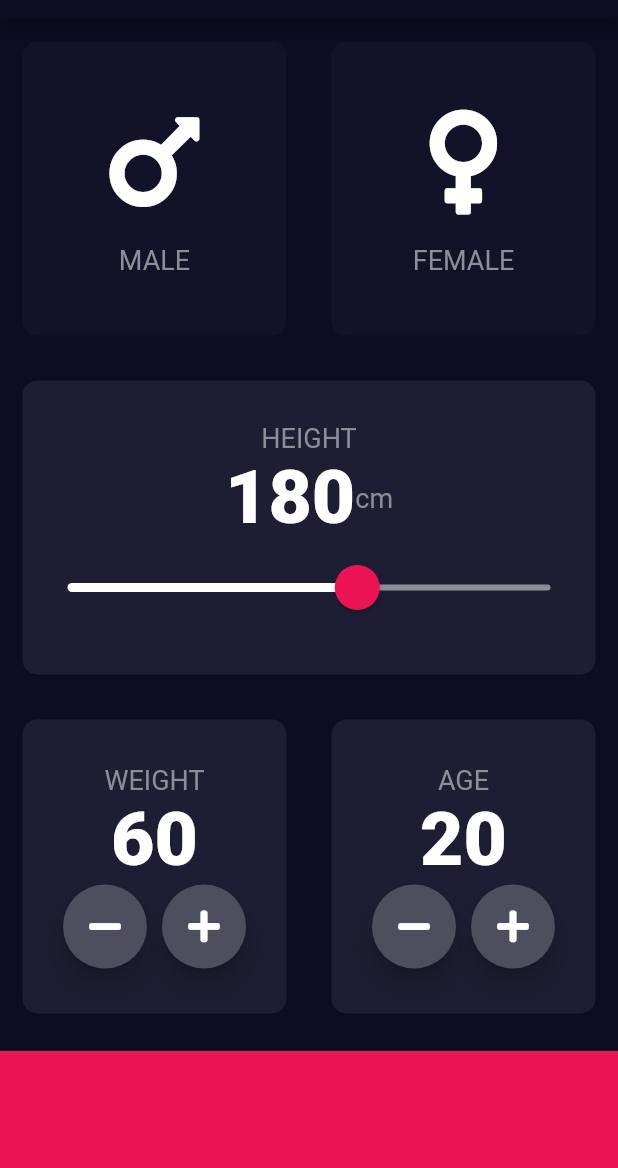
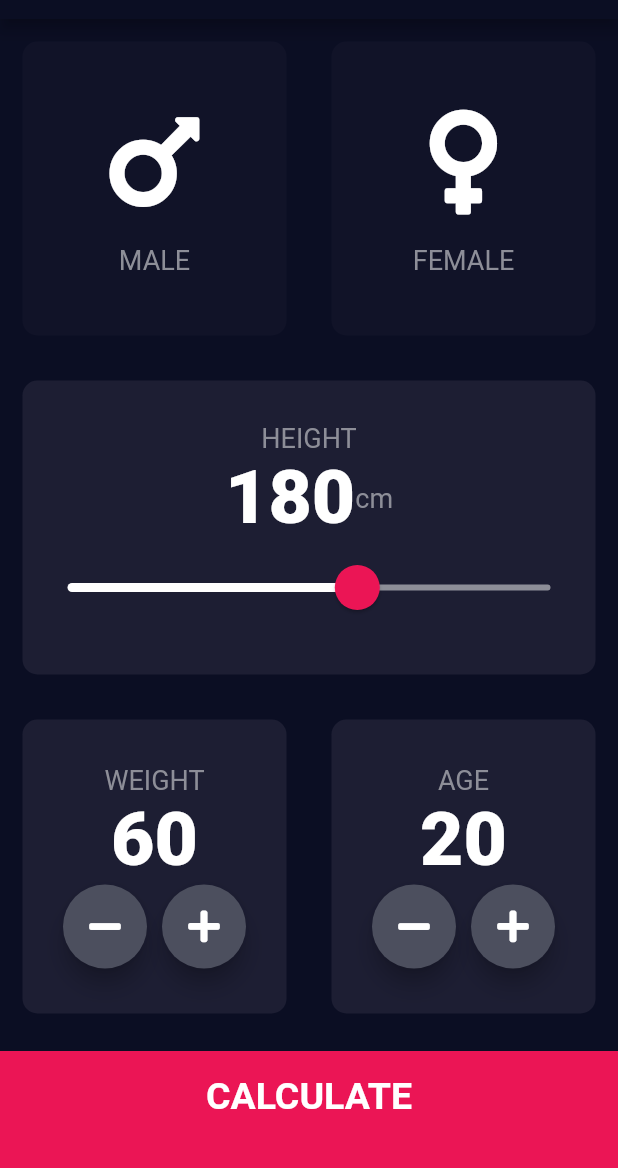
Before and after one commit to lonelywolfomega/BMI-calculator, a Flutter app: the screen it shows after launch, on a phone screen of 412 x 824 dp, the part 65-1233 px from its top. Run offline on Flutter 3.47's test engine with Material 2 defaults, Android fonts, the phone set to English and light mode, and no system bars; our stand-ins replace font_awesome_flutter.

Commit message:
app finished

```diff
--- /dev/null
+++ b/lib/bottom_button.dart
@@ -0,0 +1,29 @@
+import 'package:flutter/material.dart';
+import 'constants.dart';
+
+class BottomButton extends StatelessWidget {
+  BottomButton({@required this.onTap, @required this.buttonTitle});
+
+  final Function onTap;
+  final String buttonTitle;
+
+  @override
+  Widget build(BuildContext context) {
+    return GestureDetector(
+      onTap: onTap,
+      child: Container(
+        child: Center(
+          child: Text(
+            buttonTitle,
+            style: kLargeButtonTextStyle,
+          ),
+        ),
+        color: kBottomContainerColor,
+        margin: EdgeInsets.only(top: 10),
+        padding: EdgeInsets.only(bottom: 20),
+        width: double.infinity,
+        height: kBottomContainerHeight,
+      ),
+    );
+  }
+}
--- a/lib/input_page.dart
+++ b/lib/input_page.dart
@@ -1,10 +1,14 @@
 import 'dart:ui';
-
+import 'bottom_button.dart';
+import 'package:bmi_calculator/results_page.dart';
 import 'package:flutter/material.dart';
 import 'package:font_awesome_flutter/font_awesome_flutter.dart';
 import 'icon_content.dart';
 import 'reusable_card.dart';
 import 'constants.dart';
+import 'results_page.dart';
+import 'round_icon_button.dart';
+import 'calculator_brain.dart';
 
 enum Gender {
   male,
@@ -202,35 +206,23 @@ class _InputPageState extends State<InputPage> {
                 )),
               ],
             )),
-            Container(
-              color: kBottomContainerColor,
-              margin: EdgeInsets.only(top: 10),
-              width: double.infinity,
-              height: kBottomContainerHeight,
+            BottomButton(
+              buttonTitle: 'CALCULATE',
+              onTap: () {
+                CalculatorBrain calc =
+                    CalculatorBrain(height: height, weight: weight);
+
+                Navigator.push(
+                    context,
+                    MaterialPageRoute(
+                        builder: (context) => ResultsPage(
+                              bmiResult: calc.calculateBMI(),
+                              resultText: calc.getResult(),
+                              interpretation: calc.getInterpretation(),
+                            )));
+              },
             ),
           ],
         ));
   }
 }
-
-class RoundIconButton extends StatelessWidget {
-  RoundIconButton({@required this.icon, @required this.onPressed});
-
-  final IconData icon;
-  final Function onPressed;
-
-  @override
-  Widget build(BuildContext context) {
-    return RawMaterialButton(
-      child: Icon(icon),
-      onPressed: onPressed,
-      elevation: 6,
-      constraints: BoxConstraints.tightFor(
-        width: 56,
-        height: 56,
-      ),
-      shape: CircleBorder(),
-      fillColor: Color(0xFF4C4F5E),
-    );
-  }
-}
--- /dev/null
+++ b/lib/round_icon_button.dart
@@ -0,0 +1,23 @@
+import 'package:flutter/material.dart';
+
+class RoundIconButton extends StatelessWidget {
+  RoundIconButton({@required this.icon, @required this.onPressed});
+
+  final IconData icon;
+  final Function onPressed;
+
+  @override
+  Widget build(BuildContext context) {
+    return RawMaterialButton(
+      child: Icon(icon),
+      onPressed: onPressed,
+      elevation: 6,
+      constraints: BoxConstraints.tightFor(
+        width: 56,
+        height: 56,
+      ),
+      shape: CircleBorder(),
+      fillColor: Color(0xFF4C4F5E),
+    );
+  }
+}
```
Also changed, not shown: lib/calculator_brain.dart (added, +36 -0 lines), lib/constants.dart (+25 -0 lines), lib/results_page.dart (added, +69 -0 lines).
